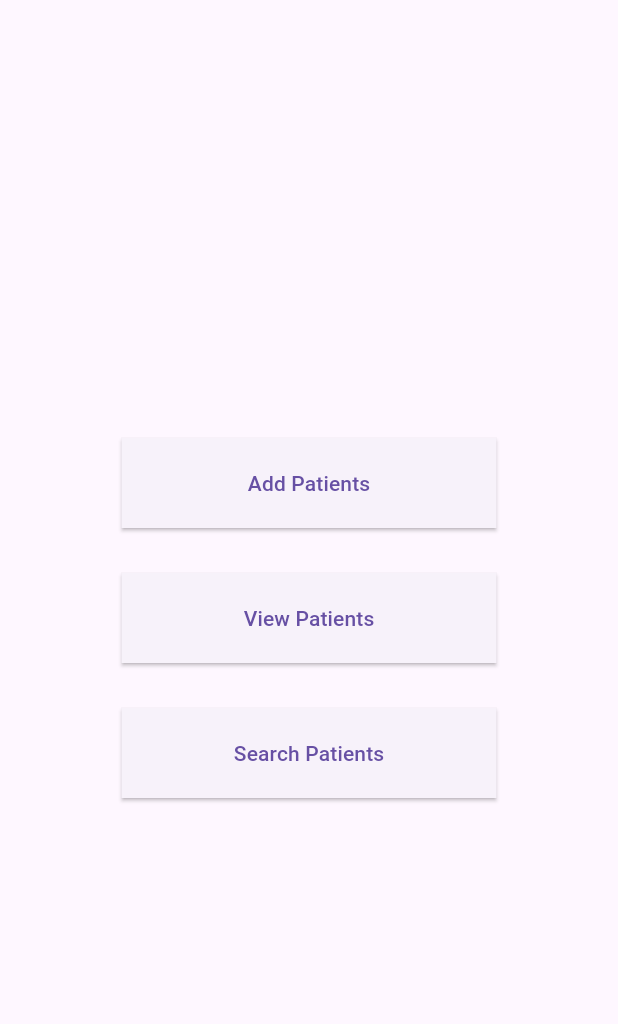
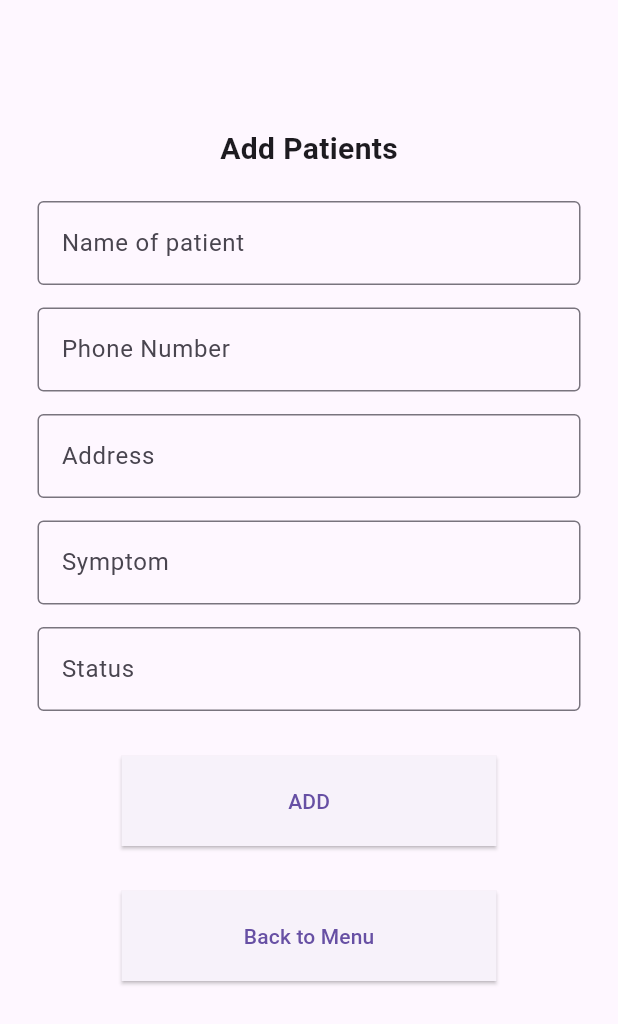
Before and after one commit to SKR276/covid-app-frontend, a Flutter app: the screen it shows after launch, after a tap on "Add Patients", on a phone screen of 412 x 824 dp. Shown: the top 1024 px of the screen. Run offline on Flutter 3.47's test engine with Material 3 defaults, Android fonts, the phone set to English and light mode, and no system bars; network calls fail.

Commit message:
patient added

```diff
--- /dev/null
+++ b/lib/pages/add.dart
@@ -0,0 +1,118 @@
+import 'package:covid_app/services/patientServices.dart';
+import 'package:flutter/material.dart';
+
+class AddPage extends StatefulWidget {
+  const AddPage({super.key});
+
+  @override
+  State<AddPage> createState() => _AddPageState();
+}
+
+class _AddPageState extends State<AddPage> {
+  @override
+  Widget build(BuildContext context) {
+    String getName="",getPhone="",getAddress="",getSymptom="",getStatus="";
+    TextEditingController patientName=new TextEditingController();
+    TextEditingController patientPhone=new TextEditingController();
+    TextEditingController patientAddress=new TextEditingController();
+    TextEditingController patientSymptom=new TextEditingController();
+    TextEditingController patientStatus=new TextEditingController();
+
+    void SendValueToApi() async{
+      final response=await PatientListApi().sendData(
+          patientName.text,
+          patientPhone.text,
+          patientAddress.text,
+          patientSymptom.text,
+          patientStatus.text);
+      if(response["status"]=="success"){
+        print("Succesfully added");
+      }
+      else
+      {
+        print("error");
+      }
+    }
+    return Scaffold(
+      body: SingleChildScrollView(
+        child: Container(
+          padding: EdgeInsets.all(25),
+          child: Column(
+            children: [
+              SizedBox(height: 60,),
+              Text("Add Patients",style: TextStyle(fontSize: 20,fontWeight: FontWeight.bold),),
+              SizedBox(height: 20,),
+              TextField(
+                controller: patientName,
+                decoration: InputDecoration(
+                    labelText: "Name of patient",
+                    border: OutlineInputBorder()
+                ),
+              ),
+              SizedBox(height: 15,),
+              TextField(
+                controller: patientPhone,
+                decoration: InputDecoration(
+                    labelText: "Phone Number",
+                    border: OutlineInputBorder()
+                ),
+              ),
+              SizedBox(height: 15,),
+              TextField(
+                controller: patientAddress,
+                decoration: InputDecoration(
+                    labelText: "Address",
+                    border: OutlineInputBorder()
+                ),
+              ),
+              SizedBox(height: 15,),
+              TextField(
+                controller: patientSymptom,
+                decoration: InputDecoration(
+                    labelText: "Symptom",
+                    border: OutlineInputBorder()
+                ),
+              ),
+              SizedBox(height: 15,),
+              TextField(
+                controller: patientStatus,
+                decoration: InputDecoration(
+                    labelText: "Status",
+                    border: OutlineInputBorder()
+                ),
+              ),
+              SizedBox(height: 30,),
+              SizedBox(
+                height: 60,
+                width: 250,
+                child: ElevatedButton(
+                  style: ElevatedButton.styleFrom(
+                      shape: RoundedRectangleBorder(
+                          borderRadius: BorderRadius.zero
+                      )
+                  ),
+                  onPressed: SendValueToApi,
+                  child: Text("ADD"),),
+              ),
+              SizedBox(height: 30,),
+              SizedBox(
+                height: 60,
+                width: 250,
+                child: ElevatedButton(
+                  style: ElevatedButton.styleFrom(
+                      shape: RoundedRectangleBorder(
+                          borderRadius: BorderRadius.zero
+                      )
+                  ),
+                  onPressed: (){
+                    Navigator.pop(context);
+                  },
+                  child: Text("Back to Menu"),),
+              )
+            ],
+          ),
+        ),
+      ),
+    );
+  }
+}
--- a/lib/pages/menu.dart
+++ b/lib/pages/menu.dart
@@ -1,3 +1,4 @@
+import 'package:covid_app/pages/add.dart';
 import 'package:flutter/material.dart';
 
 class MenuPage extends StatefulWidget {
@@ -26,6 +27,9 @@ class _MenuPageState extends State<MenuPage> {
                     )
                 ),
                 onPressed: (){
+                  Navigator.push(context, MaterialPageRoute(builder:
+                  (context)=>AddPage()
+                  ));
                 },
                 child: Text("Add Patients"),),
             ),
--- a/pubspec.yaml
+++ b/pubspec.yaml
@@ -35,6 +35,7 @@ dependencies:
   # The following adds the Cupertino Icons font to your application.
   # Use with the CupertinoIcons class for iOS style icons.
   cupertino_icons: ^1.0.2
+  http: ^1.2.0
 
 dev_dependencies:
   flutter_test:
```
Also changed, not shown: lib/models/patientModel.dart (added, +49 -0 lines), lib/services/patientServices.dart (added, +32 -0 lines), pubspec.lock.
